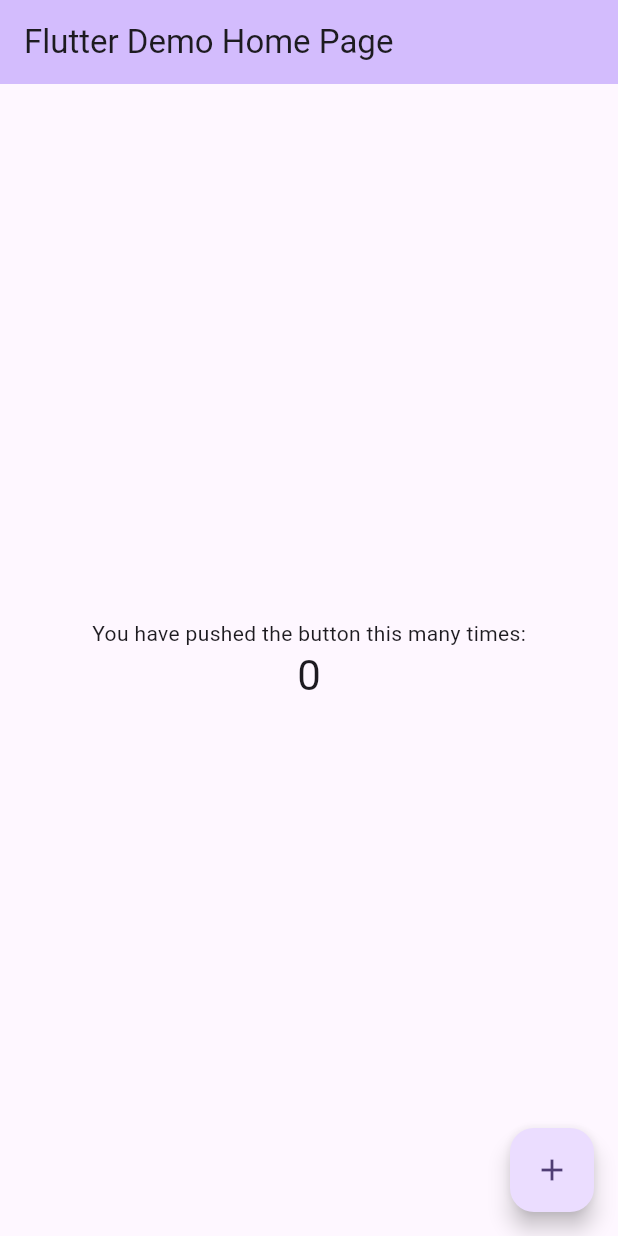
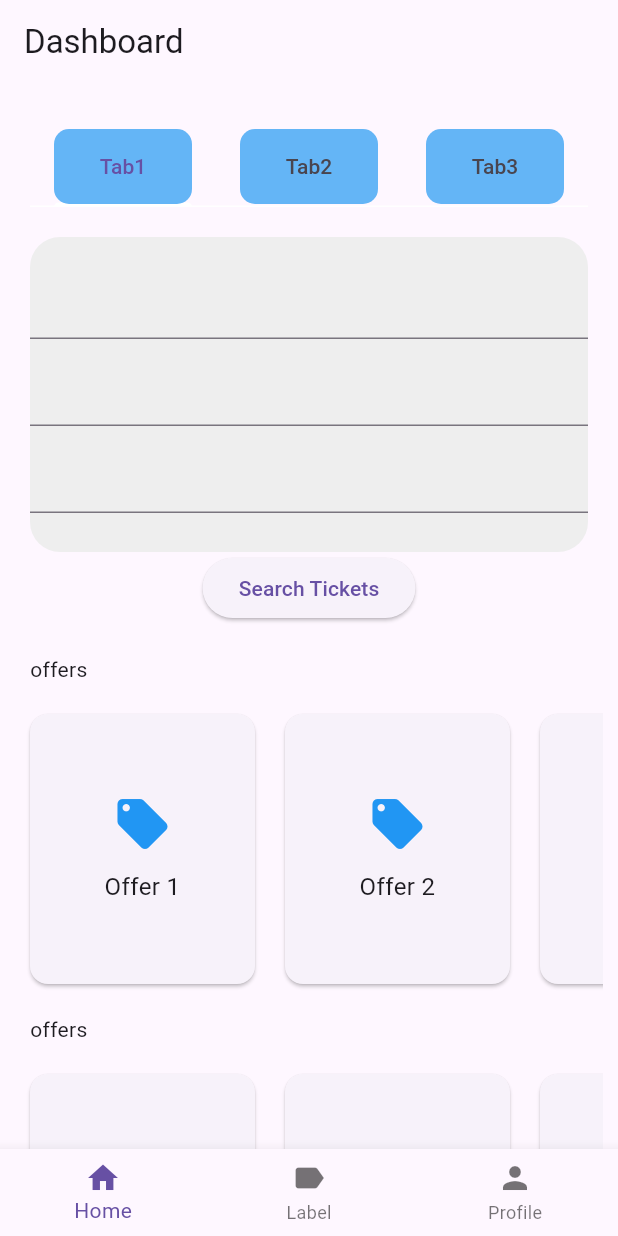
Before and after one commit to jishnulal-crypto/flightbookingapp, a Flutter app: the screen it shows after launch, on a phone screen of 412 x 824 dp. Run offline on Flutter 3.47's test engine with Material 3 defaults, Android fonts, the phone set to English and light mode, and no system bars.

Commit message:
homepage changes

```diff
--- /dev/null
+++ b/project/devtools_options.yaml
@@ -0,0 +1,3 @@
+description: This file stores settings for Dart & Flutter DevTools.
+documentation: https://docs.flutter.dev/tools/devtools/extensions#configure-extension-enablement-states
+extensions:
--- a/project/lib/main.dart
+++ b/project/lib/main.dart
@@ -1,125 +1,32 @@
 import 'package:flutter/material.dart';
+import 'package:project/providers/home_screen_provider.dart';
+import 'package:project/screens/dashboard_screen.dart';
+import 'package:project/screens/home_screen.dart';
+import 'package:project/widgets/flutter_auto_complete_textfield.dart';
+import 'package:project/widgets/offers_widget.dart';
+import 'package:provider/provider.dart';
+void main() {
 
-void main() {
-  runApp(const MyApp());
+  runApp(
+    MultiProvider(
+      providers: [
+        ChangeNotifierProvider(create: (_) => HomeScreenProvider()),
+        ChangeNotifierProvider(create: (_) => OffersProvider()),
+        ChangeNotifierProvider(create: (_) => FruitSearchProvider()),
+      ],
+      child: MyApp(),
+    ),
+  );
+
 }
 
 class MyApp extends StatelessWidget {
-  const MyApp({super.key});
-
-  // This widget is the root of your application.
   @override
   Widget build(BuildContext context) {
     return MaterialApp(
-      title: 'Flutter Demo',
-      theme: ThemeData(
-        // This is the theme of your application.
-        //
-        // TRY THIS: Try running your application with "flutter run". You'll see
-        // the application has a purple toolbar. Then, without quitting the app,
-        // try changing the seedColor in the colorScheme below to Colors.green
-        // and then invoke "hot reload" (save your changes or press the "hot
-        // reload" button in a Flutter-supported IDE, or press "r" if you used
-        // the command line to start the app).
-        //
-        // Notice that the counter didn't reset back to zero; the application
-        // state is not lost during the reload. To reset the state, use hot
-        // restart instead.
-        //
-        // This works for code too, not just values: Most code changes can be
-        // tested with just a hot reload.
-        colorScheme: ColorScheme.fromSeed(seedColor: Colors.deepPurple),
-        useMaterial3: true,
-      ),
-      home: const MyHomePage(title: 'Flutter Demo Home Page'),
+      title: 'Provider Demo',
+      theme: ThemeData(primarySwatch: Colors.blue),
+      home: DashboardScreen(),
     );
   }
 }
-
-class MyHomePage extends StatefulWidget {
-  const MyHomePage({super.key, required this.title});
-
-  // This widget is the home page of your application. It is stateful, meaning
-  // that it has a State object (defined below) that contains fields that affect
-  // how it looks.
-
-  // This class is the configuration for the state. It holds the values (in this
-  // case the title) provided by the parent (in this case the App widget) and
-  // used by the build method of the State. Fields in a Widget subclass are
-  // always marked "final".
-
-  final String title;
-
-  @override
-  State<MyHomePage> createState() => _MyHomePageState();
-}
-
-class _MyHomePageState extends State<MyHomePage> {
-  int _counter = 0;
-
-  void _incrementCounter() {
-    setState(() {
-      // This call to setState tells the Flutter framework that something has
-      // changed in this State, which causes it to rerun the build method below
-      // so that the display can reflect the updated values. If we changed
-      // _counter without calling setState(), then the build method would not be
-      // called again, and so nothing would appear to happen.
-      _counter++;
-    });
-  }
-
-  @override
-  Widget build(BuildContext context) {
-    // This method is rerun every time setState is called, for instance as done
-    // by the _incrementCounter method above.
-    //
-    // The Flutter framework has been optimized to make rerunning build methods
-    // fast, so that you can just rebuild anything that needs updating rather
-    // than having to individually change instances of widgets.
-    return Scaffold(
-      appBar: AppBar(
-        // TRY THIS: Try changing the color here to a specific color (to
-        // Colors.amber, perhaps?) and trigger a hot reload to see the AppBar
-        // change color while the other colors stay the same.
-        backgroundColor: Theme.of(context).colorScheme.inversePrimary,
-        // Here we take the value from the MyHomePage object that was created by
-        // the App.build method, and use it to set our appbar title.
-        title: Text(widget.title),
-      ),
-      body: Center(
-        // Center is a layout widget. It takes a single child and positions it
-        // in the middle of the parent.
-        child: Column(
-          // Column is also a layout widget. It takes a list of children and
-          // arranges them vertically. By default, it sizes itself to fit its
-          // children horizontally, and tries to be as tall as its parent.
-          //
-          // Column has various properties to control how it sizes itself and
-          // how it positions its children. Here we use mainAxisAlignment to
-          // center the children vertically; the main axis here is the vertical
-          // axis because Columns are vertical (the cross axis would be
-          // horizontal).
-          //
-          // TRY THIS: Invoke "debug painting" (choose the "Toggle Debug Paint"
-          // action in the IDE, or press "p" in the console), to see the
-          // wireframe for each widget.
-          mainAxisAlignment: MainAxisAlignment.center,
-          children: <Widget>[
-            const Text(
-              'You have pushed the button this many times:',
-            ),
-            Text(
-              '$_counter',
-              style: Theme.of(context).textTheme.headlineMedium,
-            ),
-          ],
-        ),
-      ),
-      floatingActionButton: FloatingActionButton(
-        onPressed: _incrementCounter,
-        tooltip: 'Increment',
-        child: const Icon(Icons.add),
-      ), // This trailing comma makes auto-formatting nicer for build methods.
-    );
-  }
-}
--- /dev/null
+++ b/project/lib/models/departureModel.dart
@@ -0,0 +1,4 @@
+class Departuremodel {
+  Departuremodel({required  this.item});
+  final String? item;
+}
--- /dev/null
+++ b/project/lib/models/fromLocationModel.dart
@@ -0,0 +1,4 @@
+class Fromlocationmodel {
+ Fromlocationmodel({required this.item});
+ final String item;
+}
--- /dev/null
+++ b/project/lib/models/ticket_model.dart
@@ -0,0 +1,35 @@
+class SearchCriteria {
+  String? selectedToLocation;
+  String? selectedFromLocation;
+  String? selectedDeparture;
+
+  SearchCriteria({
+    this.selectedToLocation,
+    this.selectedFromLocation,
+    this.selectedDeparture,
+  });
+
+  // Factory method to create an instance from a map (useful for serialization)
+  factory SearchCriteria.fromMap(Map<String, dynamic> map) {
+    return SearchCriteria(
+      selectedToLocation: map['selectedToLocation'] as String?,
+      selectedFromLocation: map['selectedFromLocation'] as String?,
+      selectedDeparture: map['selectedDeparture'] as String?,
+    );
+  }
+
+  // Convert the instance to a map (useful for serialization)
+  Map<String, dynamic> toMap() {
+    return {
+      'selectedToLocation': selectedToLocation,
+      'selectedFromLocation': selectedFromLocation,
+      'selectedDeparture': selectedDeparture,
+    };
+  }
+
+  // Override toString for easier debugging and logging
+  @override
+  String toString() {
+    return 'SearchCriteria(selectedToLocation: $selectedToLocation, selectedFromLocation: $selectedFromLocation, selectedDeparture: $selectedDeparture)';
+  }
+}
--- /dev/null
+++ b/project/lib/models/toLocationModel.dart
@@ -0,0 +1,3 @@
+class Tolocationmodel {
+
+}
--- /dev/null
+++ b/project/lib/screens/dashboard_screen.dart
@@ -0,0 +1,44 @@
+import 'package:flutter/material.dart';
+import 'package:project/screens/home_screen.dart';
+import 'package:project/screens/profile_Screen.dart';
+
+class DashboardScreen extends StatefulWidget {
+  const DashboardScreen({super.key});
+
+  @override
+  State<DashboardScreen> createState() => _DashboardScreenState();
+}
+
+class _DashboardScreenState extends State<DashboardScreen> {
+  int _currentIndex = 0; // Track the currently selected index
+
+  // Screens to display for each tab
+  final List<Widget> _screens = [
+    Homescreen(),
+    ProfileScreen(),
+    ProfileScreen(),
+  ];
+
+  @override
+  Widget build(BuildContext context) {
+    return Scaffold(
+      appBar: AppBar(
+        title: const Text('Dashboard'),
+      ),
+      body: _screens[_currentIndex], // Display the current screen
+      bottomNavigationBar: BottomNavigationBar(
+        currentIndex: _currentIndex, // Set the selected index
+        onTap: (int index) {
+          setState(() {
+            _currentIndex = index; // Update the index on tap
+          });
+        },
+        items: const [
+          BottomNavigationBarItem(icon: Icon(Icons.home), label: "Home"),
+          BottomNavigationBarItem(icon: Icon(Icons.label), label: "Label"),
+          BottomNavigationBarItem(icon: Icon(Icons.person), label: "Profile"),
+        ],
+      ),
+    );
+  }
+}
--- /dev/null
+++ b/project/lib/screens/home_screen.dart
@@ -0,0 +1,47 @@
+
+import 'package:flutter/material.dart';
+import 'package:project/widgets/findFlightWidget.dart';
+import 'package:project/widgets/flutter_auto_complete_textfield.dart';
+import 'package:project/widgets/offers_widget.dart';
+import 'package:provider/provider.dart';
+
+class Homescreen extends StatelessWidget {
+  @override
+  Widget build(BuildContext context) {
+
+
+    return Scaffold(
+      body: SingleChildScrollView(
+        child: Column(
+          children: [
+            TabBarContainerScreen(),
+            Align(
+              alignment: Alignment.centerLeft,
+              child: Padding(
+                padding: EdgeInsets.only(left: 20),
+                child: Text("offers"))),
+            OffersWidget(),
+            Align(
+              alignment: Alignment.centerLeft,
+              child: Padding(
+                padding: EdgeInsets.only(left: 20),
+                child: Text("offers"))),
+            OffersWidget(),
+          ],
+        ),
+      ),
+    );
+  }
+}
+
+
+class CounterProvider with ChangeNotifier {
+  int _counter = 0;
+
+  int get counter => _counter;
+
+  void increment() {
+    _counter++;
+    notifyListeners();
+  }
+}
--- /dev/null
+++ b/project/lib/utils/utils.dart
@@ -0,0 +1 @@
+enum SearchCategory { to, from, departure }
--- /dev/null
+++ b/project/lib/widgets/findFlightWidget.dart
@@ -0,0 +1,169 @@
+import 'package:flutter/material.dart';
+import 'package:project/main.dart';
+import 'package:project/models/departureModel.dart';
+import 'package:project/models/fromLocationModel.dart';
+import 'package:project/models/ticket_model.dart';
+import 'package:project/models/toLocationModel.dart';
+import 'package:project/providers/home_screen_provider.dart';
+import 'package:project/utils/utils.dart';
+import 'package:project/widgets/find_tickets_button.dart';
+import 'package:project/widgets/flutter_auto_complete_textfield.dart';
+import 'package:project/widgets/tab_item_widget.dart';
+import 'package:provider/provider.dart';
+
+class TabBarContainerScreen extends StatefulWidget {
+  @override
+  State<TabBarContainerScreen> createState() => _TabBarContainerScreenState();
+}
+
+class _TabBarContainerScreenState extends State<TabBarContainerScreen>
+    with SingleTickerProviderStateMixin {
+  TabController? _tabController;
+  FruitSearchProvider? _fruitSearchProvider;
+
+  @override
+  void initState() {
+    super.initState();
+  }
+
+  @override
+  void dispose() {
+    _tabController?.removeListener(() {});
+    super.dispose();
+  }
+
+  @override
+  Widget build(BuildContext context) {
+    // _fruitSearchProvider = context.read<FruitSearchProvider>();
+    return Padding(
+      padding: const EdgeInsets.all(20.0),
+      child: DefaultTabController(
+        length: 3, // Number of tabs
+        child: SizedBox(
+
+            width: double.infinity,
+            height: 340,
+            child: Consumer<HomeScreenProvider>(
+              builder: (context, provider, child) {
+              _fruitSearchProvider = Provider.of<FruitSearchProvider>(context);
+              _tabController ??= DefaultTabController.of(context);
+              provider.listenOnTabChanging(_tabController!,_fruitSearchProvider!);
+              return Column(
+                children: [
+                  SizedBox(height: 10,),
+                  SizedBox(
+                    child: TabBar(
+                      dividerColor: Colors.white,
+                      indicatorColor: Colors.white,
+                      tabs: [
+                        Center(child: TabItemWidget(text: "Tab1",)),
+                        Center(child: TabItemWidget(text: "Tab2",)),
+                        Center(child: TabItemWidget(text: "Tab3",)),
+                      ],
+                    ),
+                  ),
+                  // Consumer<HomeScreenProvider>(
+                  //   builder: (context, provider, child) {
+                  //     return Text(
+                  //       "Current Tab Index: ${provider.currentTabIndex}",
+                  //       style: TextStyle(
+                  //           fontSize: 18, fontWeight: FontWeight.bold),
+                  //     );
+                  //   },
+                  // ),
+                  // TabBarView for content switching
+                  SizedBox(
+                    height: 20,
+                  ),
+                  Expanded(
+                    child: Container(
+                      decoration: BoxDecoration(
+                        color: Colors.grey[200],
+                        borderRadius: BorderRadius.circular(20)
+                      ),
+
+                      width: double.infinity,
+                      height: 300,
+                      child: TabBarView(
+                        children: [
+                          Center(
+                              child: Column(
+                            children: [
+                              SizedBox(
+                                height: 20,
+                              ),
+                              SearchTextField(
+                                category: SearchCategory.from,
+                                onSelected: (value) {},
+                              ),
+                              SearchTextField(
+                                category: SearchCategory.to,
+                                onSelected: (model) {},
+                              ),
+                              SearchTextField(
+                                category: SearchCategory.departure,
+                                onSelected: (model) {},
+                              ),
+                              SizedBox(
+                                height: 10,
+                              ),
+                            ],
+                          )),
+                          Center(
+                              child: Column(
+                            children: [
+                              SizedBox(
+                                height: 20,
+                              ),
+                              SearchTextField(
+                                onSelected: (value) {},
+                              ),
+                              SearchTextField(
+                                onSelected: (model) {},
+                              ),
+                              SearchTextField(
+                                onSelected: (model) {},
+                              ),
+                              SizedBox(
+                                height: 10,
+                              ),
+                            ],
+                          )),
+                          Center(
+                              child: Column(
+                            children: [
+                              SizedBox(
+                                height: 20,
+                              ),
+                              SearchTextField(
+                                onSelected: (value) {},
+                              ),
+                              SearchTextField(
+                                onSelected: (model) {},
+                              ),
+                              SearchTextField(
+                                onSelected: (model) {},
+                              ),
+                              SizedBox(
+                                height: 10,
+                              ),
+                            ],
+                          )),
+                        ],
+                      ),
+                    ),
+                  ),
+                  FindTicketsButton()
+                ],
+              );
+            })),
+      ),
+    );
+  }
+
+  //  @override
+  // void dispose() {
+  //   _tabController!.dispose();
+  //   super.dispose();
+  // }
+}
--- /dev/null
+++ b/project/lib/widgets/find_tickets_button.dart
@@ -0,0 +1,16 @@
+import 'package:flutter/material.dart';
+import 'package:project/widgets/flutter_auto_complete_textfield.dart';
+import 'package:provider/provider.dart';
+
+class FindTicketsButton extends StatelessWidget {
+  const FindTicketsButton({super.key});
+
+  @override
+  Widget build(BuildContext context) {
+    final fruitProvider = Provider.of<FruitSearchProvider>(context);
+
+    return ElevatedButton(onPressed: (){
+       print(fruitProvider.searchCriteria.toString());
+    }, child: Text("Search Tickets"));
+  }
+}
--- /dev/null
+++ b/project/lib/widgets/flutter_auto_complete_textfield.dart
@@ -0,0 +1,108 @@
+import 'package:flutter/material.dart';
+import 'package:project/models/departureModel.dart';
+import 'package:project/models/fromLocationModel.dart';
+import 'package:project/models/ticket_model.dart';
+import 'package:project/models/toLocationModel.dart';
+import 'package:project/utils/utils.dart';
+import 'package:provider/provider.dart';
+
+import 'package:flutter/material.dart';
+
+class SearchTextField extends StatelessWidget {
+  final void Function(String) onSelected;
+  final SearchCategory? category;
+  const SearchTextField({Key? key, required this.onSelected, this.category})
+      : super(key: key);
+
+  @override
+  Widget build(BuildContext context) {
+    var provider = context.watch<FruitSearchProvider>();
+    return Column(
+      crossAxisAlignment: CrossAxisAlignment.start,
+      children: [
+        Autocomplete<String>(
+          optionsBuilder: (TextEditingValue textEditingValue) {
+            if (textEditingValue.text.isEmpty) {
+              return const Iterable<String>.empty();
+            } else {
+              provider.updateSearchText(textEditingValue.text);
+              return provider.filteredOptions;
+            }
+          },
+          onSelected: (v) {
+            if (category != null) {
+              print("details of the selected criteria");
+              return provider.onSelected(v, category!);
+
+            } else {}
+          },
+        ),
+        const SizedBox(height: 10),
+      ],
+    );
+  }
+}
+
+// Provider class to manage the search state
+class FruitSearchProvider with ChangeNotifier {
+  // Full list of fruits
+  static const List<String> fruitOptions = <String>[
+    'apple',
+    'banana',
+    'orange',
+    'mango',
+    'grapes',
+    'watermelon',
+    'kiwi',
+    'strawberry',
+    'sugarcane',
+  ];
+
+  SearchCriteria searchCriteria = SearchCriteria();
+
+  // Current search text
+  String _searchText = '';
+
+  // Filtered options based on the search text
+  List<String> get filteredOptions {
+    return fruitOptions
+        .where((option) => option.contains(_searchText.toLowerCase()))
+        .toList();
+  }
+
+  // Update the search text and notify listeners
+  void updateSearchText(String searchText) {
+    _searchText = searchText;
+    notifyListeners();
+  }
+
+  void clearSelection() {
+    // searchCriteria = SearchCriteria();
+  }
+
+  void updateToLocation(String location) {
+    searchCriteria.selectedToLocation = location;
+    notifyListeners();
+  }
+
+  void updateFromLocation(String location) {
+    searchCriteria.selectedFromLocation = location;
+    notifyListeners();
+  }
+
+  void updateDeparture(String departure) {
+    searchCriteria.selectedDeparture = departure;
+    notifyListeners();
+  }
+
+  void onSelected(String v, SearchCategory category) {
+    if (category == SearchCategory.to) {
+      updateToLocation(v);
+    } else if (category == SearchCategory.from) {
+      updateFromLocation(v);
+    } else if (category == SearchCategory.departure) {
+      updateDeparture(v);
+    } else {}
+      print(searchCriteria.toString());
+  }
+}
--- /dev/null
+++ b/project/lib/widgets/offers_widget.dart
@@ -0,0 +1,76 @@
+import 'package:flutter/material.dart';
+import 'package:provider/provider.dart';
+
+class OffersWidget extends StatelessWidget {
+  @override
+  Widget build(BuildContext context) {
+    final offersProvider = Provider.of<OffersProvider>(context);
+
+    return Center(
+      child: offersProvider.isLoading
+          ? CircularProgressIndicator()
+          : offersProvider.offers.isEmpty
+              ? Text("No offers available")
+              : Container(
+                margin: EdgeInsets.all(
+                  10
+                ),
+                  height: 200,
+                  width: double.infinity,
+                  child: ListView.builder(
+                    scrollDirection: Axis.horizontal,
+                    itemCount: offersProvider.offers.length,
+                    itemBuilder: (context, index) {
+                      final offer = offersProvider.offers[index];
+                      return Card(
+                        margin: EdgeInsets.all(10),
+                        child: Container(
+                          width: 150,
+                          padding: EdgeInsets.all(10),
+                          child: Column(
+                            mainAxisAlignment: MainAxisAlignment.center,
+                            crossAxisAlignment: CrossAxisAlignment.center,
+                            children: [
+                              Icon(Icons.local_offer, size: 40, color: Colors.blue),
+                              SizedBox(height: 10),
+                              Text(
+                                offer,
+                                style: TextStyle(fontSize: 16),
+                                textAlign: TextAlign.center,
+                              ),
+                            ],
+                          ),
+                        ),
+                      );
+                    },
+                  ),
+                ),
+    );
+  }
+}
+
+// Provider class for managing offers data
+class OffersProvider with ChangeNotifier {
+  List<String> _offers = [];
+  bool _isLoading = false;
+
+  List<String> get offers => _offers;
+  bool get isLoading => _isLoading;
+
+  OffersProvider() {
+    fetchOffers(); // Fetch offers when the provider is initialized
+  }
+
+  Future<void> fetchOffers() async {
+    _isLoading = true;
+    notifyListeners();
+
+    // Simulate an API call
+    await Future.delayed(Duration(seconds: 2), () {
+      _offers = List.generate(20, (index) => "Offer ${index + 1}");
+    });
+
+    _isLoading = false;
+    notifyListeners();
+  }
+}
--- /dev/null
+++ b/project/lib/widgets/tab_item_widget.dart
@@ -0,0 +1,19 @@
+import 'package:flutter/material.dart';
+
+class TabItemWidget extends StatelessWidget {
+  TabItemWidget({ this.text,super.key});
+  String? text;
+  @override
+  Widget build(BuildContext context) {
+    return Container(
+      alignment: Alignment.center,
+          decoration: BoxDecoration(
+    borderRadius: BorderRadius.circular(10),
+    color: Colors.blue[300],
+          ),
+          width: 120,
+          height: 50,
+          child: Text("$text"),
+        );
+  }
+}
--- a/project/pubspec.yaml
+++ b/project/pubspec.yaml
@@ -35,6 +35,7 @@ dependencies:
   # The following adds the Cupertino Icons font to your application.
   # Use with the CupertinoIcons class for iOS style icons.
   cupertino_icons: ^1.0.8
+  provider: ^6.1.2
 
 dev_dependencies:
   flutter_test:
```
Also changed, not shown: project/lib/providers/home_screen_provider.dart (added, +27 -0 lines), project/lib/screens/profile_Screen.dart (added, +12 -0 lines), project/pubspec.lock.
